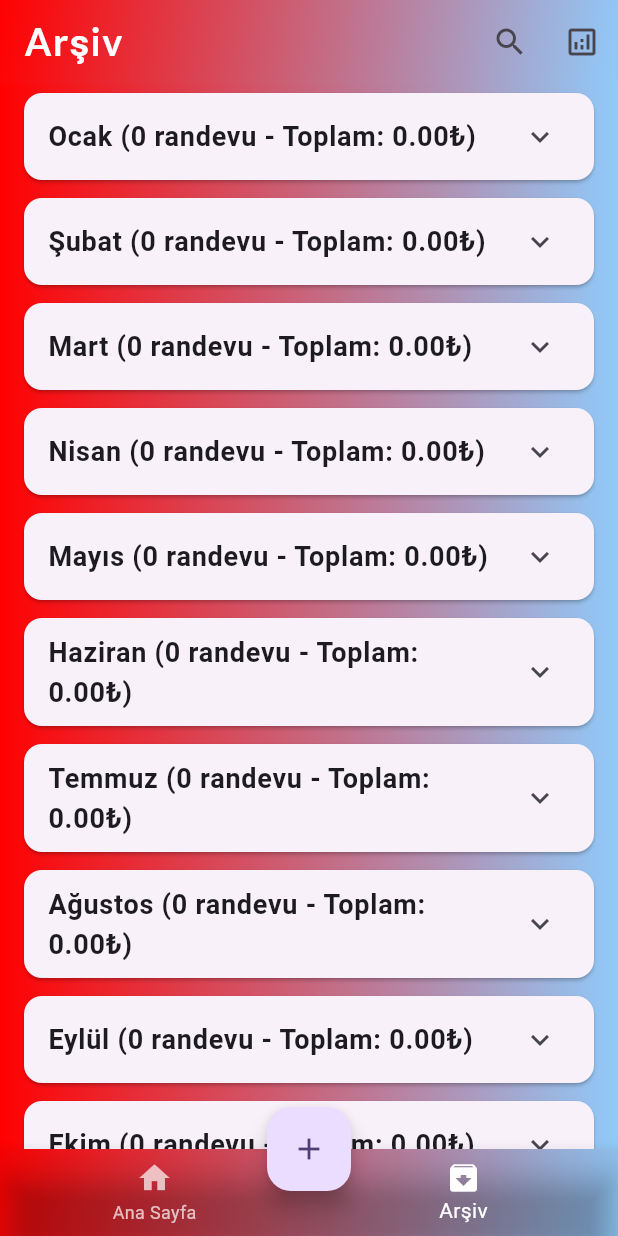
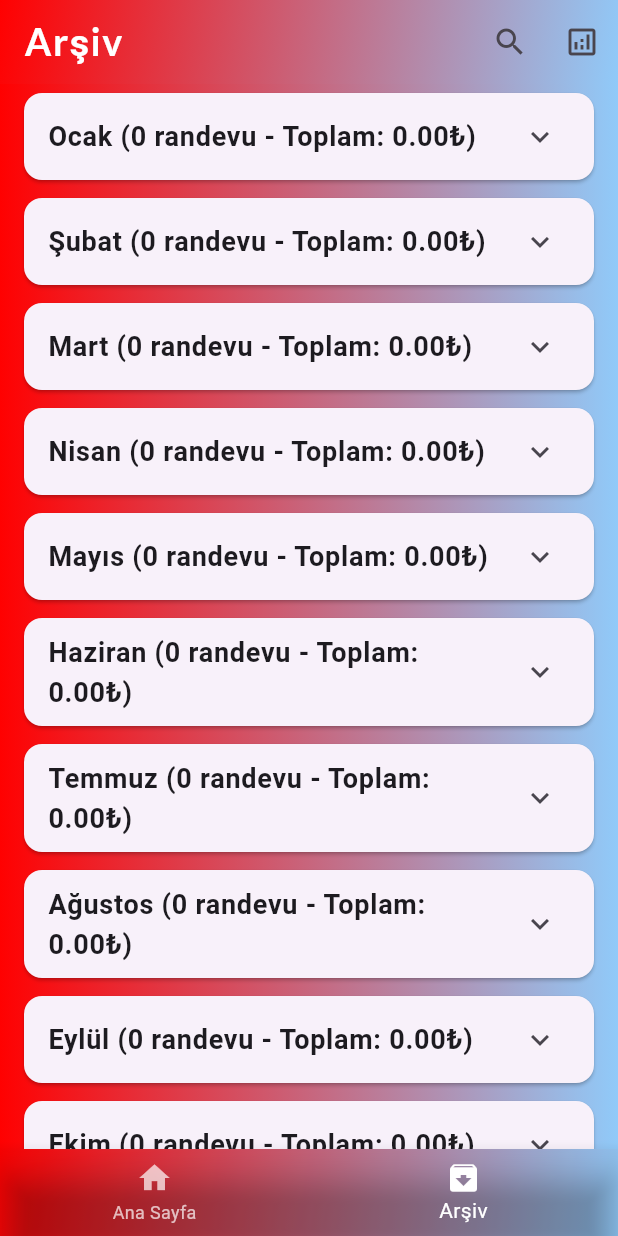
Before and after one commit to uluckabd/car_wash, a Flutter app: the screen it shows after launch, item 2 of the bottom bar chosen, on a phone screen of 412 x 824 dp. Run offline on Flutter 3.47's test engine with Material 3 defaults, Android fonts, the phone set to English and light mode, and no system bars; our stand-ins replace google_fonts, mask_text_input_formatter, sqflite, syncfusion_flutter_charts; accounts and stored records are empty.

Commit message:
tasarım güncellenmeye başlandı

```diff
--- a/lib/main.dart
+++ b/lib/main.dart
@@ -65,7 +65,6 @@ class MyHomePage extends StatefulWidget {
 }
 
 class _MyHomePageState extends State<MyHomePage> {
-  bool _isCalling = false;
   int selectedIndex = 0;
   final List<Map<String, dynamic>> randevular = [];
   final PageController pageController = PageController(initialPage: 0);
@@ -99,19 +98,6 @@ class _MyHomePageState extends State<MyHomePage> {
       randevular.clear();
       randevular.addAll(loadedAppointments);
     });
-  }
-
-  void _finishCallProcess(BuildContext context) {
-    // context.mounted: widget'ın hala ekranda (ağaçta) olup olmadığını kontrol eder.
-    if (_isCalling && context.mounted) {
-      // rootNavigator: true, pop işleminin her zaman en üstteki (dialog) Navigator'da çalışmasını sağlar.
-      Navigator.of(context, rootNavigator: true).pop();
-
-      // Yükleniyor durumunu sıfırla
-      setState(() {
-        _isCalling = false;
-      });
-    }
   }
 
   Future<void> _selectDate(BuildContext context) async {
@@ -178,39 +164,20 @@ class _MyHomePageState extends State<MyHomePage> {
   }
 
   Future<void> _makePhoneCall(String? telefonNumarasi) async {
-    // 1. Durumu başlat ve ProgressIndicator'ı göster
-    setState(() {
-      _isCalling = true;
-    });
-
-    if (context.mounted) {
-      showDialog(
-        context: context,
-        barrierDismissible:
-            false, // Kullanıcının tıklayarak kapatmasını engelle
-        builder: (BuildContext context) {
-          return const Center(
-            child: CircularProgressIndicator(color: primaryColor),
-          );
-        },
-      );
-    }
-
-    // 2. Gelen numara null veya boş mu?
+    // 1. Gelen numara null veya boş mu?
     if (telefonNumarasi == null || telefonNumarasi.isEmpty) {
       if (context.mounted) {
         ScaffoldMessenger.of(context).showSnackBar(
           const SnackBar(content: Text('Arama için telefon numarası boş.')),
         );
       }
-      _finishCallProcess(context); // Durumu sıfırla ve dialog'u kapat
       return; // İşlemi sonlandır
     }
 
-    // 3. Maskeleri temizle (Sadece rakamları al)
+    // 2. Maskeleri temizle (Sadece rakamları al)
     final rawPhoneNumber = telefonNumarasi.replaceAll(RegExp(r'[^\d]'), '');
 
-    // 4. Temizlenmiş numara da boş kaldıysa?
+    // 3. Temizlenmiş numara da boş kaldıysa?
     if (rawPhoneNumber.isEmpty) {
       if (context.mounted) {
         ScaffoldMessenger.of(context).showSnackBar(
@@ -219,14 +186,13 @@ class _MyHomePageState extends State<MyHomePage> {
           ),
         );
       }
-      _finishCallProcess(context); // Durumu sıfırla ve dialog'u kapat
       return; // İşlemi sonlandır
     }
 
-    // 5. URI'yi oluştur (Numaranın başına 'tel:' şemasını ekliyoruz)
+    // 4. URI'yi oluştur (Numaranın başına 'tel:' şemasını ekliyoruz)
     final Uri launchUri = Uri(scheme: 'tel', path: rawPhoneNumber);
 
-    // 6. URL'yi başlatmayı dene
+    // 5. URL'yi başlatmayı dene
     try {
       if (await canLaunchUrl(launchUri)) {
         await launchUrl(launchUri);
@@ -248,67 +214,132 @@ class _MyHomePageState extends State<MyHomePage> {
         );
       }
     }
-
-    // 7. İşlem bittikten sonra ProgressIndicator'ı kapat
-    _finishCallProcess(context);
   }
 
   String getFormattedDate(DateTime date) {
     return "${weekdays[date.weekday - 1]} - ${date.day.toString().padLeft(2, '0')}/${date.month.toString().padLeft(2, '0')}/${date.year}";
   }
 
-  // Yeniden kullanılabilir ve okunabilir bir widget metodu
+  // Yeniden kullanılabilir ve okunabilir bir widget metodu (TASARIM GÜNCELLENDİ!)
   Widget _buildAppointmentListTile(
     Map<String, dynamic> randevuBilgi,
     String start,
     String end,
   ) {
     final bool doluMu = randevuBilgi.isNotEmpty;
+    // Renk ve tema ayarları
+    final Color itemColor = doluMu ? primaryColor : secondaryColor;
+    final Color iconColor = doluMu
+        ? Colors.red.shade700
+        : Colors.green.shade600;
 
-    return ListTile(
-      // ✅ BURASI GÜNCELLENDİ: ListTile'a tıklandığında arama yapacak.
+    return Padding(
+      padding: const EdgeInsets.symmetric(horizontal: 4.0),
+      child: Card(
+        // Card ile Listeleme öğesine hafif bir gölge ve köşe yuvarlaklığı ekliyoruz.
+        elevation: doluMu ? 4 : 1, // Dolu randevulara daha belirgin bir gölge
+        shape: RoundedRectangleBorder(
+          borderRadius: BorderRadius.circular(12),
+          side: BorderSide(
+            color: doluMu ? itemColor.withOpacity(0.5) : Colors.grey.shade300,
+            width: 1,
+          ),
+        ),
+        child: ListTile(
+          // onTap ve diğer işlevsellikler olduğu gibi korunuyor.
           onTap: () {
             if (doluMu) {
               final String telefon = randevuBilgi['telefon'] ?? '';
-
-          // Telefon numarasındaki tüm maskeleri (boşluk, parantez, tire vb.) temizle
               final rawPhoneNumber = telefon.replaceAll(RegExp(r'[^\d]'), '');
-
               _makePhoneCall(rawPhoneNumber);
             } else {
-          // Randevu boşsa, yeni randevu ekleme ekranına yönlendirebilirsin.
-          // Şimdilik boş bırakıyorum.
+              // Boş randevu için işlem (örn: Ekleme ekranına git)
             }
           },
-      // inputFormatters: [phoneMask], // Gerekirse maskeyi burada tutmaya devam et
-      leading: Icon(
-        Icons.access_time,
-        size: 25,
-        color: doluMu ? Colors.red : Colors.green,
+
+          // ZAMAN DİLİMİ (Leading)
+          leading: Container(
+            padding: const EdgeInsets.all(8.0),
+            decoration: BoxDecoration(borderRadius: BorderRadius.circular(8)),
+            child: Icon(Icons.access_time_filled, size: 25, color: iconColor),
           ),
-      title: Text("$start - $end"),
+
+          // ZAMAN ARALIĞI (Title)
+          title: Text(
+            "$start - $end",
+            style: TextStyle(
+              fontWeight: FontWeight.bold,
+              color: doluMu ? Colors.black87 : Colors.green.shade600,
+            ),
+          ),
+
+          // RANDEVU BİLGİLERİ (Subtitle)
           subtitle: doluMu
-          ? Text(
-              "${randevuBilgi["arac"]} - ${randevuBilgi["isimSoyisim"]} - ${randevuBilgi["telefon"]}",
+              ? Column(
+                  crossAxisAlignment: CrossAxisAlignment.start,
+                  children: [
+                    // Araç - İsimSoyisim
+                    Text(
+                      "${randevuBilgi["arac"]} - ${randevuBilgi["isimSoyisim"]}",
+                      style: Theme.of(context).textTheme.titleMedium?.copyWith(
+                        fontWeight: FontWeight.w600,
+                      ),
+                    ),
+                    // Telefon numarası alt satırda, daha az belirgin
+                    Row(
+                      children: [
+                        Padding(
+                          padding: const EdgeInsets.only(top: 2.0),
+                          child: Text(
+                            "${randevuBilgi["telefon"]}  ",
+                            style: Theme.of(context).textTheme.bodySmall
+                                ?.copyWith(
+                                  color: Colors.grey.shade600,
+                                  fontStyle: FontStyle.italic,
+                                ),
+                          ),
+                        ),
+                        Padding(
+                          padding: const EdgeInsets.only(top: 2.0),
+                          child: Icon(
+                            Icons.call,
+                            size: 15,
+                            color: Colors.green,
+                          ),
+                        ),
+                      ],
+                    ),
+                  ],
                 )
-          : const Text("Boş"),
+              : Text(
+                  "Boş ",
+                  style: Theme.of(context).textTheme.bodyMedium?.copyWith(
+                    color: Colors.green.shade600,
+                  ),
+                ),
+
+          // AKSİYON BUTONLARI (Trailing)
           trailing: doluMu
               ? Row(
                   mainAxisSize: MainAxisSize.min,
                   children: [
-                // Düzenleme butonu (Arama butonu yerine kullanabilirsin, ama onTap'a ekledik.)
+                    // Düzenleme Butonu
                     IconButton(
-                  icon: const Icon(Icons.edit, color: Colors.orange, size: 25),
+                      icon: const Icon(
+                        Icons.edit,
+                        color: Colors.blue,
+                        size: 24,
+                      ),
                       onPressed: () async {
                         final updatedAppointment = await Navigator.push(
                           context,
                           MaterialPageRoute(
-                        builder: (_) =>
-                            AddAppointmentScreen(appointmentData: randevuBilgi),
+                            builder: (_) => AddAppointmentScreen(
+                              appointmentData: randevuBilgi,
+                            ),
                           ),
                         );
                         if (updatedAppointment != null) {
-                      // Randevu güncelleme mantığı
                           await dbService.updateAppointment(
                             randevuBilgi['id'],
                             updatedAppointment,
@@ -317,9 +348,13 @@ class _MyHomePageState extends State<MyHomePage> {
                         }
                       },
                     ),
-                // Silme butonu
+                    // Silme Butonu
                     IconButton(
-                  icon: const Icon(Icons.delete, color: Colors.red, size: 25),
+                      icon: const Icon(
+                        Icons.delete,
+                        color: primaryColor,
+                        size: 24,
+                      ),
                       onPressed: () async {
                         final confirm = await showDialog<bool>(
                           context: context,
@@ -353,7 +388,27 @@ class _MyHomePageState extends State<MyHomePage> {
                     ),
                   ],
                 )
-          : null,
+              : Column(
+                  children: [
+                    IconButton(
+                      onPressed: () async {
+                        final yeniRandevu = await Navigator.push(
+                          context,
+                          MaterialPageRoute(
+                            builder: (context) => const AddAppointmentScreen(),
+                          ),
+                        );
+                        if (yeniRandevu != null) {
+                          await dbService.addAppointment(yeniRandevu);
+                          _loadAppointments();
+                        }
+                      },
+                      icon: const Icon(Icons.add_circle_sharp),
+                    ),
+                  ],
+                ), // Boşsa ekleme ikonu
+        ),
+      ),
     );
   }
 
@@ -514,22 +569,22 @@ class _MyHomePageState extends State<MyHomePage> {
           ],
         ),
       ),
-      floatingActionButton: FloatingActionButton(
-        onPressed: () async {
-          final yeniRandevu = await Navigator.push(
-            context,
-            MaterialPageRoute(
-              builder: (context) => const AddAppointmentScreen(),
-            ),
-          );
-          if (yeniRandevu != null) {
-            await dbService.addAppointment(yeniRandevu);
-            _loadAppointments();
-          }
-        },
-        child: const Icon(Icons.add),
-      ),
-      floatingActionButtonLocation: FloatingActionButtonLocation.centerDocked,
+      //floatingActionButton: FloatingActionButton(
+      //  onPressed: () async {
+      //   final yeniRandevu = await Navigator.push(
+      //      context,
+      //      MaterialPageRoute(
+      //        builder: (context) => const AddAppointmentScreen(),
+      //      ),
+      //    );
+      //    if (yeniRandevu != null) {
+      //      await dbService.addAppointment(yeniRandevu);
+      //      _loadAppointments();
+      //    }
+      //  },
+      //  child: const Icon(Icons.add),
+      // ),
+      // floatingActionButtonLocation: FloatingActionButtonLocation.centerDocked,
     );
   }
 }
```
Lines whose indentation alone changed are shown as unchanged.
